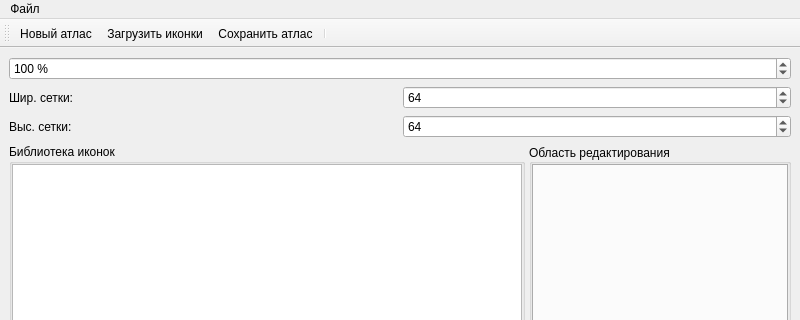
First picture: the form in mainwindow.ui, repository dryerem19/IconEditor, before the edit; both pictures show x 0 to 800 and y 0 to 320 of the 800 by 600 pixel window.
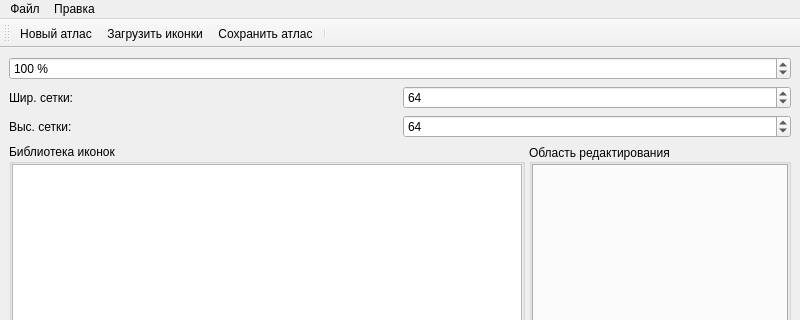
Second picture: the form after the edit.

Patch:
```diff
--- a/mainwindow.ui
+++ b/mainwindow.ui
@@ -198,7 +198,17 @@
     <addaction name="actionSave"/>
     <addaction name="actionOpen"/>
    </widget>
+   <widget class="QMenu" name="menu">
+    <property name="title">
+     <string>Правка</string>
+    </property>
+    <addaction name="separator"/>
+    <addaction name="action1"/>
+    <addaction name="separator"/>
+    <addaction name="actionSettings"/>
+   </widget>
    <addaction name="menuFile"/>
+   <addaction name="menu"/>
   </widget>
   <widget class="QToolBar" name="toolBar">
    <property name="windowTitle">
```
Left out of the diff: 10 changed lines with no effect on the pictures.
